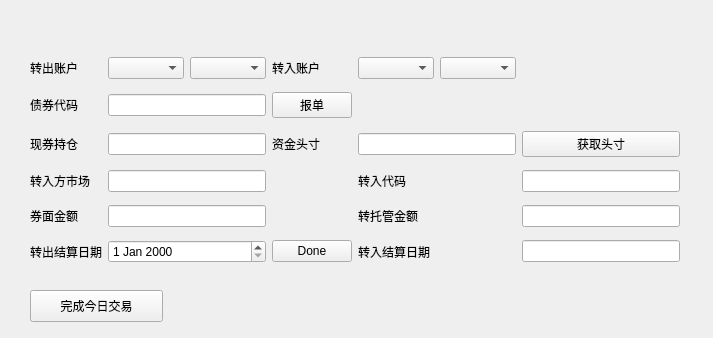
Above: ui/transfer.ui from rahrahr/Trade-Monitor before the change. Below: the same form after it.
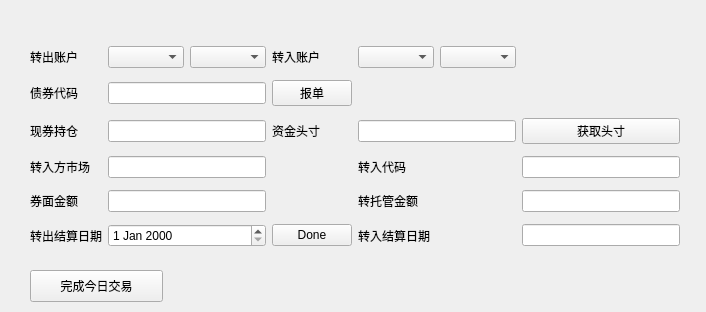
That is the form after the change. Custom widgets are drawn as their Qt base class.

Diff of the .ui file:
```diff
--- a/ui/transfer.ui
+++ b/ui/transfer.ui
@@ -6,8 +6,8 @@
    <rect>
     <x>0</x>
     <y>0</y>
-    <width>713</width>
-    <height>338</height>
+    <width>706</width>
+    <height>312</height>
    </rect>
   </property>
   <property name="sizePolicy">
@@ -32,9 +32,9 @@
     <property name="geometry">
      <rect>
       <x>20</x>
-      <y>40</y>
+      <y>30</y>
       <width>650</width>
-      <height>221</height>
+      <height>218</height>
      </rect>
     </property>
     <layout class="QGridLayout" name="gridLayout">
@@ -196,7 +196,7 @@
     <property name="geometry">
      <rect>
       <x>20</x>
-      <y>280</y>
+      <y>260</y>
       <width>133</width>
       <height>32</height>
      </rect>
```
